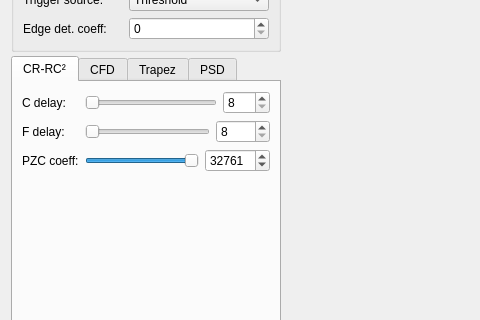
This is forms/mca_view.ui in nucliflare/nlab-digitizer-community as Qt 5 draws it before an edit; both pictures show x 0 to 480 and y 235 to 555 of the 1100 by 882 pixel window. The edited form follows.
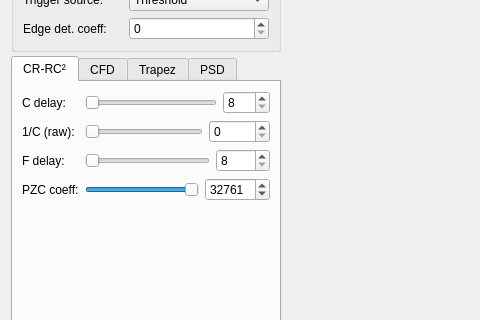
This is the edited form. Custom widgets are drawn as their Qt base class.

Diff of the .ui file:
```diff
--- a/forms/mca_view.ui
+++ b/forms/mca_view.ui
@@ -381,11 +381,33 @@
              </layout>
             </item>
             <item row="1" column="0">
+             <widget class="QLabel" name="labelCrrc2Reciprocal">
+              <property name="text"><string>1/C (raw):</string></property>
+             </widget>
+            </item>
+            <item row="1" column="1">
+             <layout class="QHBoxLayout" name="hCrrc2Reciprocal">
+              <item>
+               <widget class="QSlider" name="sliderCrrc2Reciprocal">
+                <property name="minimum"><number>0</number></property>
+                <property name="maximum"><number>65535</number></property>
+                <property name="orientation"><enum>Qt::Orientation::Horizontal</enum></property>
+               </widget>
+              </item>
+              <item>
+               <widget class="QSpinBox" name="spinCrrc2Reciprocal">
+                <property name="minimum"><number>0</number></property>
+                <property name="maximum"><number>65535</number></property>
+               </widget>
+              </item>
+             </layout>
+            </item>
+            <item row="2" column="0">
              <widget class="QLabel" name="labelCrrc2Fdelay">
               <property name="text"><string>F delay:</string></property>
              </widget>
             </item>
-            <item row="1" column="1">
+            <item row="2" column="1">
              <layout class="QHBoxLayout" name="hCrrc2Fdelay">
               <item>
                <widget class="QSlider" name="sliderCrrc2Fdelay">
@@ -406,12 +428,12 @@
               </item>
              </layout>
             </item>
-            <item row="2" column="0">
+            <item row="3" column="0">
              <widget class="QLabel" name="labelCrrc2Pzc">
               <property name="text"><string>PZC coeff:</string></property>
              </widget>
             </item>
-            <item row="2" column="1">
+            <item row="3" column="1">
              <layout class="QHBoxLayout" name="hCrrc2Pzc">
               <item>
                <widget class="QSlider" name="sliderCrrc2Pzc">
```
Left out of the diff: 26 changed lines with no effect on the pictures.
